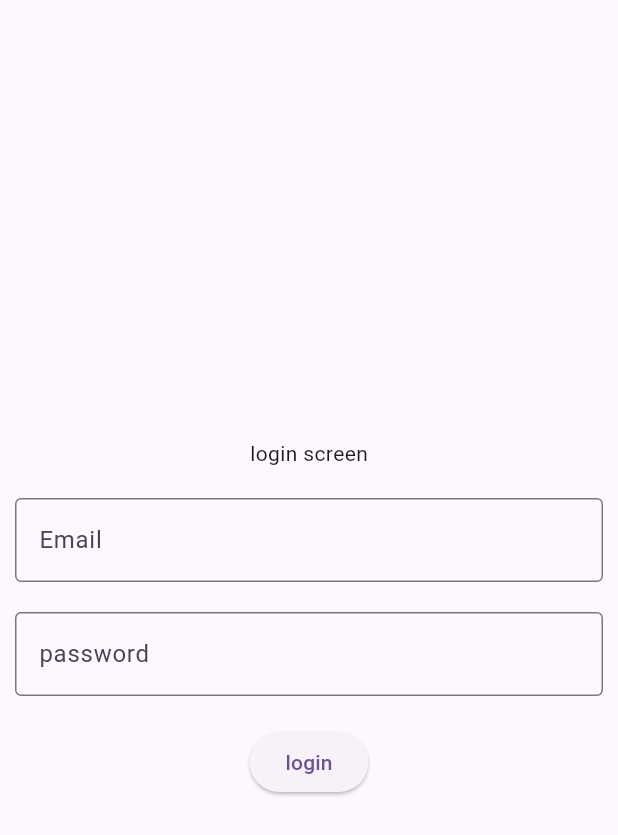
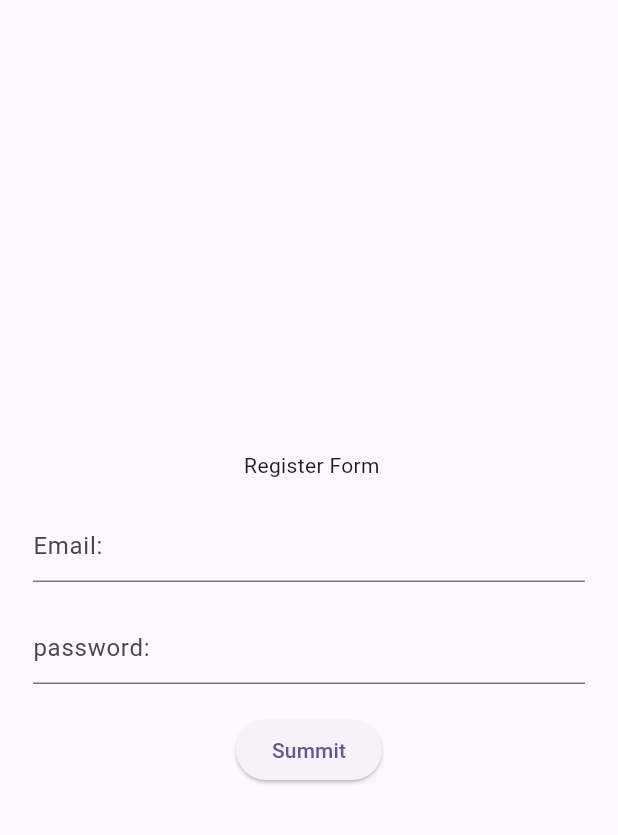
Before and after one commit to Aayushghimire876/new_-app, a Flutter app: the screen it shows after launch, on a phone screen of 412 x 824 dp. Shown: the top 835 px of the screen. Run offline on Flutter 3.47's test engine with Material 3 defaults, Android fonts, the phone set to English and light mode, and no system bars.

Commit message:
form validation

```diff
--- a/lib/home.dart
+++ b/lib/home.dart
@@ -6,31 +6,7 @@ class Homepage extends StatelessWidget {
   @override
   Widget build(BuildContext context) {
     return Scaffold(
-      body: Padding(padding: EdgeInsets.all(10), child: Column(
-        mainAxisAlignment: MainAxisAlignment.center,
-        spacing: 20,
-        children: [
-          Text("login screen"),
-          TextField(
-             decoration :InputDecoration(
-                hintText: "Email",
-                border:OutlineInputBorder(),
-               ) ,  // InputDecoration
-          ),
-          TextField(
-             decoration :InputDecoration(
-                hintText: "password",
-                border:OutlineInputBorder(),
-               ) ,  // InputDecoration
-          ),
-
-          ElevatedButton(onPressed: () {}, child: Text("login"))
-
-
-
-        ],
-      ),),
-
+      appBar: AppBar(title: Text("Homepage"),),
     );
   }
 }
--- a/lib/main.dart
+++ b/lib/main.dart
@@ -1,5 +1,6 @@
 import 'package:flutter/material.dart';
 import 'package:new_app/home.dart';
+import 'package:new_app/register.dart';
 
 void main() {
   runApp(const MyApp());
@@ -21,7 +22,7 @@ class MyApp extends StatelessWidget {
 
         colorScheme: ColorScheme.fromSeed(seedColor: Colors.deepPurple),
       ),
-      home: Homepage()
+      home: RegisterformUI()
     );
   }
 }
--- /dev/null
+++ b/lib/register.dart
@@ -0,0 +1,56 @@
+import 'package:flutter/material.dart';
+
+class RegisterformUI extends StatefulWidget {
+  const RegisterformUI({super.key});
+
+  @override
+  State<RegisterformUI> createState() => _RegisterformUIState();
+}
+
+class _RegisterformUIState extends State<RegisterformUI> {
+  final _formkey = GlobalKey<FormState>();
+
+  @override
+  Widget build(BuildContext context) {
+    return Scaffold(
+      body: Padding(
+        padding: EdgeInsets.symmetric(horizontal: 22),
+        child: Form(
+          key: _formkey,
+          child: Column(
+            mainAxisAlignment: MainAxisAlignment.center,
+            spacing: 20,
+            children: [
+              Text(" Register Form"),
+              TextFormField(
+                autovalidateMode: AutovalidateMode.onUserInteraction,
+                decoration: InputDecoration(hintText: "Email:"),
+                validator: (value) {
+                  if (value == "" || value == null) {
+                    return 'Email cannot be empty'; //we are passing the error here
+                  } else {
+                    return null; // this means no error is occured
+                  }
+                },
+              ),
+
+              TextFormField(
+                autovalidateMode: AutovalidateMode.onUserInteraction,
+                decoration: InputDecoration(hintText: "password:"),
+                validator: (value) {
+                  if (value == "" || value == null) {
+                    return 'Password cannot be empty'; //we are passing the error here
+                  } else {
+                    return null; // this means no error is occured
+                  }
+                },
+              ),
+
+              ElevatedButton(onPressed: () {}, child: Text("Summit")),
+            ],
+          ),
+        ),
+      ),
+    );
+  }
+}
```
